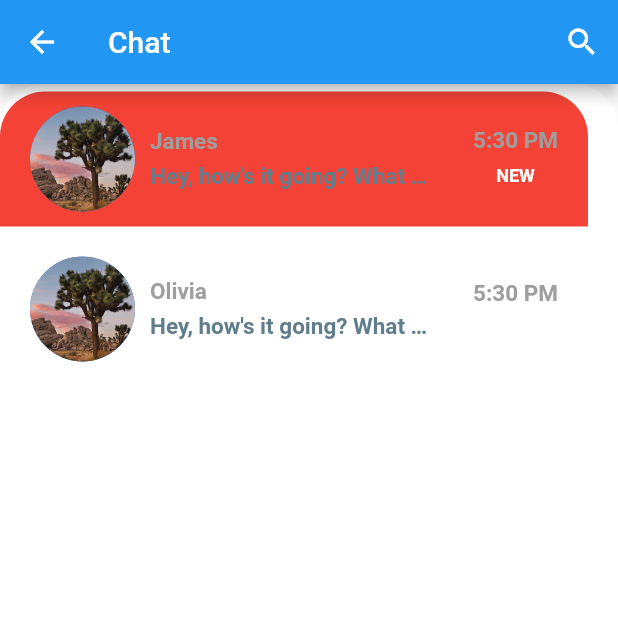
After one commit to School-Flutter-Dart/Sellit, a Flutter app: the ChatHome screen opened directly, on a phone screen of 412 x 824 dp, the top half of it. The commit adds this screen. Run offline on Flutter 3.47's test engine with Material 2 defaults, Android fonts, the phone set to English and light mode, and no system bars; our stand-ins replace cloud_firestore, rxdart; accounts and stored records are empty.

Commit message:
Chat Test, not working with firebase yet

```diff
--- /dev/null
+++ b/lib/models/message.dart
@@ -0,0 +1,99 @@
+import 'dart:core';
+
+import 'package:sellit/models/user.dart';
+
+//Still need to adjust for using Firebase
+class Message {
+  final User sender;
+  final String time; //Change to type DateTime or Firebase Timestamp
+  final String text;
+  final bool unread;
+
+  Message({
+    this.sender,
+    this.time,
+    this.text,
+    this.unread,
+  });
+}
+
+//Test users and messages
+
+//Current CustomElementRegistry
+final User currentUser = User(
+  uuid: "0",
+  email: "currentUser@sjsu.edu",
+  displayName: "Current User",
+);
+
+final User greg = User(
+  uuid: "1",
+  email: "greg@sjsu.edu",
+  displayName: "Greg",
+);
+
+final User james = User(
+  uuid: "2",
+  email: "james@sjsu.edu",
+  displayName: "James",
+);
+
+final User olivia = User(
+  uuid: "3",
+  email: "olivia@sjsu.edu",
+  displayName: "Olivia",
+);
+
+List<Message> chats = [
+  Message(
+    sender: james,
+    time: '5:30 PM',
+    text: 'Hey, how\'s it going? What did you do today?',
+    unread: true,
+  ),
+  Message(
+    sender: olivia,
+    time: '5:30 PM',
+    text: 'Hey, how\'s it going? What did you do today?',
+    unread: false,
+  ),
+];
+
+List<Message> messages = [
+  Message(
+    sender: james,
+    time: '5:30 PM',
+    text: 'Hey, how\'s it going? What did you do today?',
+    unread: true,
+  ),
+  Message(
+    sender: currentUser,
+    time: '4:30 PM',
+    text: 'Just walked my doge. She was super duper cute. The best pupper!!',
+    unread: true,
+  ),
+  Message(
+    sender: james,
+    time: '3:45 PM',
+    text: 'How\'s the doggo?',
+    unread: true,
+  ),
+  Message(
+    sender: james,
+    time: '3:15 PM',
+    text: 'All the food',
+    unread: true,
+  ),
+  Message(
+    sender: currentUser,
+    time: '2:30 PM',
+    text: 'Nice! What kind of food did you eat?',
+    unread: true,
+  ),
+  Message(
+    sender: james,
+    time: '2:00 PM',
+    text: 'I ate so much food today.',
+    unread: true,
+  ),
+];
--- /dev/null
+++ b/lib/ui/chat_home_page.dart
@@ -0,0 +1,162 @@
+import 'package:flutter/material.dart';
+import 'package:sellit/models/message.dart';
+import 'package:sellit/ui/chat_page.dart';
+
+class ChatHome extends StatefulWidget {
+  @override
+  _ChatHomeState createState() => _ChatHomeState();
+}
+
+class _ChatHomeState extends State<ChatHome> {
+  @override
+  Widget build(BuildContext context) {
+    return Scaffold(
+      appBar: AppBar(
+        title: Text('Chat'),
+        actions: <Widget>[
+          IconButton(
+              icon: Icon(Icons.search),
+              onPressed: () {
+
+              }
+          ),
+        ],
+      ),
+      body: Column(
+        children: <Widget>[
+          Expanded(
+            child: Container(
+              decoration: BoxDecoration(
+                borderRadius: BorderRadius.only(
+                  topLeft: Radius.circular(30.0),
+                  topRight: Radius.circular(30.0),
+                ),
+              ),
+              child: Column(
+                children: <Widget>[
+                  Expanded(
+                    child: Container(
+                      decoration: BoxDecoration(
+                        color: Colors.white,
+                        borderRadius: BorderRadius.only(
+                          topLeft: Radius.circular(30.0),
+                          topRight: Radius.circular(30.0),
+                        ),
+                      ),
+                      child: ClipRRect(
+                        borderRadius: BorderRadius.only(
+                          topLeft: Radius.circular(30.0),
+                          topRight: Radius.circular(30.0),
+                        ),
+                        child: ListView.builder(
+                          itemCount: chats.length,
+                          itemBuilder: (BuildContext context, int index) {
+                            final Message chat = chats[index];
+                            return GestureDetector(
+                              onTap: () => Navigator.push(
+                                context,
+                                MaterialPageRoute(
+                                  builder: (_) => ChatPage(
+                                    user: chat.sender,
+                                  ),
+                                ),
+                              ),
+                              child: Container(
+                                margin: EdgeInsets.only(top: 5.0, bottom: 5.0, right: 20.0),
+                                padding:
+                                EdgeInsets.symmetric(horizontal: 20.0, vertical: 10.0),
+                                decoration: BoxDecoration(
+                                  color: chat.unread ? Colors.red : Colors.white,
+                                  borderRadius: BorderRadius.only(
+                                    topLeft: Radius.circular(30.0),
+                                    topRight: Radius.circular(30.0),
+                                  ),
+                                ),
+                                child: Row(
+                                  mainAxisAlignment: MainAxisAlignment.spaceBetween,
+                                  children: <Widget>[
+                                    Row(
+                                      children: <Widget>[
+                                        CircleAvatar(
+                                          radius: 35.0,
+                                          backgroundImage: AssetImage("assets/turtlerock.jpg"),
+                                        ),
+                                        SizedBox(width: 10.0),
+                                        Column(
+                                          crossAxisAlignment: CrossAxisAlignment.start,
+                                          children: <Widget>[
+                                            Text(
+                                              chat.sender.displayName,
+                                              style: TextStyle(
+                                                color: Colors.grey,
+                                                fontSize: 15.0,
+                                                fontWeight: FontWeight.bold,
+                                              ),
+                                            ),
+                                            SizedBox(height: 5.0),
+                                            Container(
+                                              width: MediaQuery.of(context).size.width * 0.45,
+                                              child: Text(
+                                                chat.text,
+                                                style: TextStyle(
+                                                  color: Colors.blueGrey,
+                                                  fontSize: 15.0,
+                                                  fontWeight: FontWeight.w600,
+                                                ),
+                                                overflow: TextOverflow.ellipsis,
+                                              ),
+                                            ),
+                                          ],
+                                        ),
+                                      ],
+                                    ),
+                                    Column(
+                                      children: <Widget>[
+                                        Text(
+                                          chat.time,
+                                          style: TextStyle(
+                                            color: Colors.grey,
+                                            fontSize: 15.0,
+                                            fontWeight: FontWeight.bold,
+                                          ),
+                                        ),
+                                        SizedBox(height: 5.0),
+                                        chat.unread
+                                            ? Container(
+                                          width: 40.0,
+                                          height: 20.0,
+                                          decoration: BoxDecoration(
+                                            color: Colors.red,
+                                            borderRadius: BorderRadius.circular(30.0),
+                                          ),
+                                          alignment: Alignment.center,
+                                          child: Text(
+                                            'NEW',
+                                            style: TextStyle(
+                                              color: Colors.white,
+                                              fontSize: 12.0,
+                                              fontWeight: FontWeight.bold,
+                                            ),
+                                          ),
+                                        )
+                                            : Text(''),
+                                      ],
+                                    ),
+                                  ],
+                                ),
+                              ),
+                            );
+                          },
+                        ),
+                      ),
+                    ),
+                  ),
+                ],
+              ),
+            ),
+          ),
+        ],
+      ),
+    );
+  }
+}
```
Also changed, not shown: lib/ui/chat_page.dart (added, +161 -0 lines), lib/ui/main_page.dart (+17 -3 lines), pubspec.lock.
